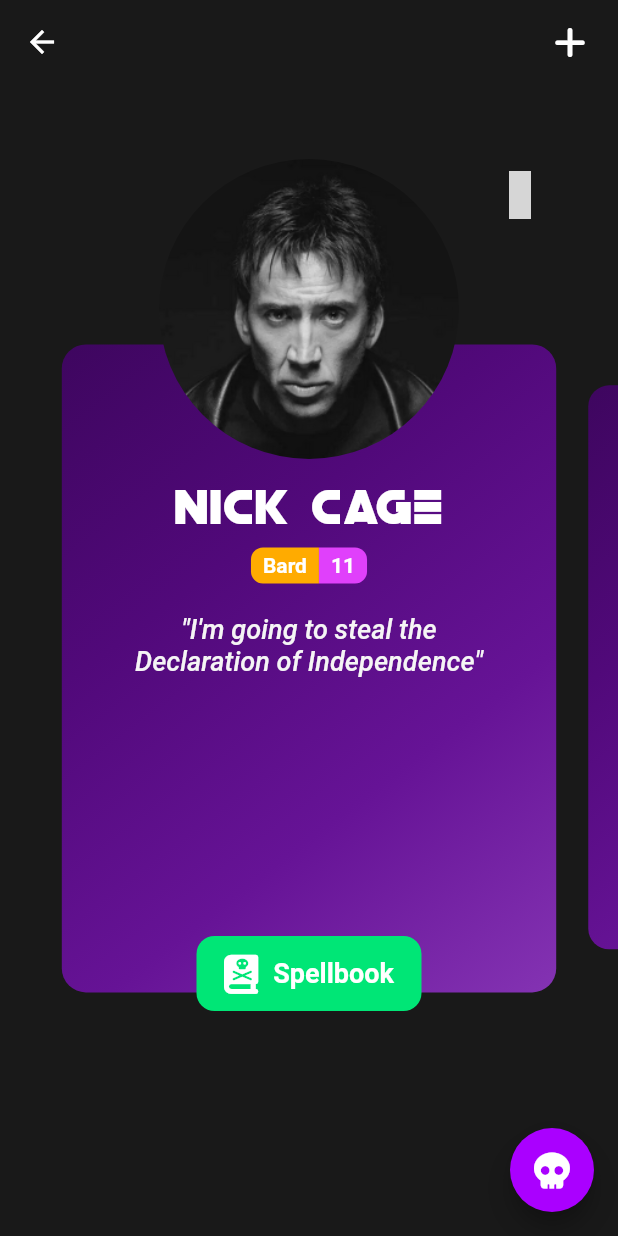
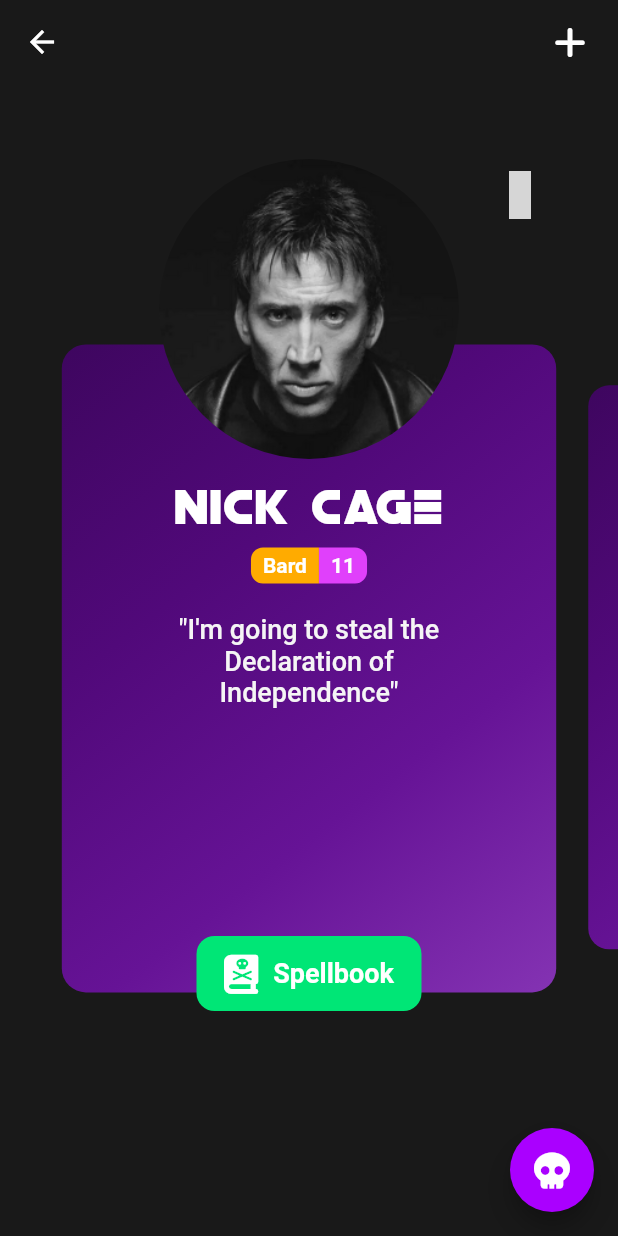
Before and after one commit to arthursfares/arthurs-compendium-of-magic, a Flutter app: the SpellcastersScreen screen opened by its route, on a phone screen of 412 x 824 dp. Run offline on Flutter 3.47's test engine with Material 2 defaults, Android fonts, the light colour scheme and no system bars; drawn by our look-alikes of carousel_slider, flutter_speed_dial; our stand-ins replace community_material_icon, flutter_markdown, flutter_slidable, font_awesome_flutter, image_cropper, image_picker; network calls fail; grey boxes are pictures that could not be loaded.

Commit message:
:lipstick: Remove italic from description text

```diff
--- a/lib/screens/spellcasters/components/spellcasters_body_carousel.dart
+++ b/lib/screens/spellcasters/components/spellcasters_body_carousel.dart
@@ -139,7 +139,7 @@ class SpellcastersBodyCarousel extends StatelessWidget {
                                 color: Colors.grey.shade100,
                                 fontSize: 18.0,
                                 fontWeight: FontWeight.w500,
-                                fontStyle: FontStyle.italic,
+                                // fontStyle: FontStyle.italic,
                               ),
                             ),
                           ),
```
